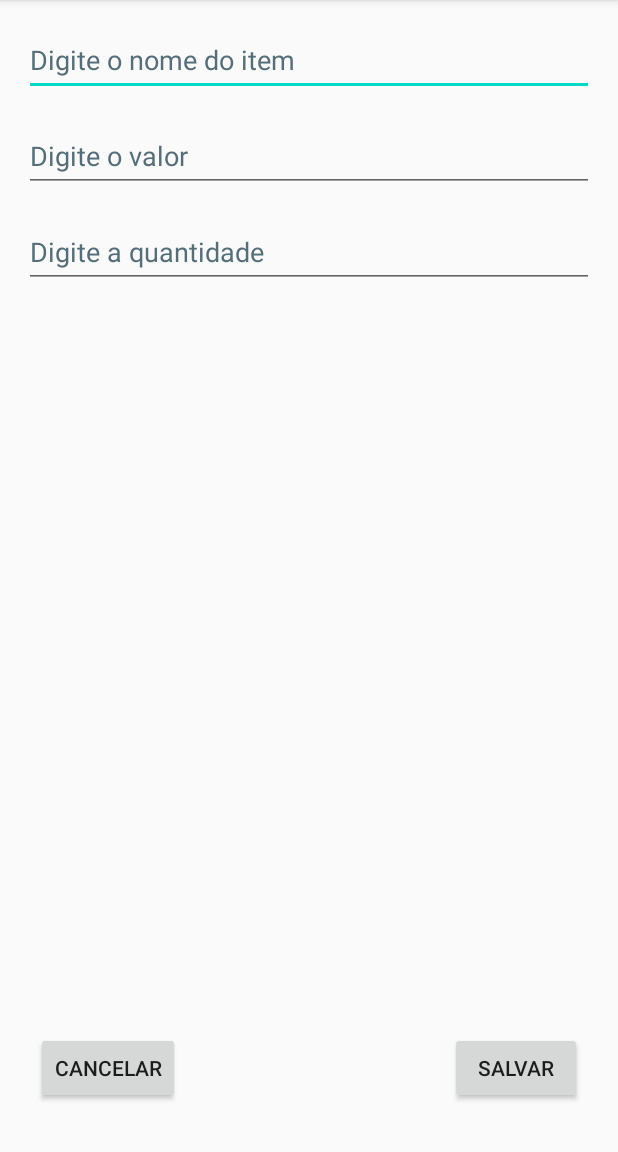
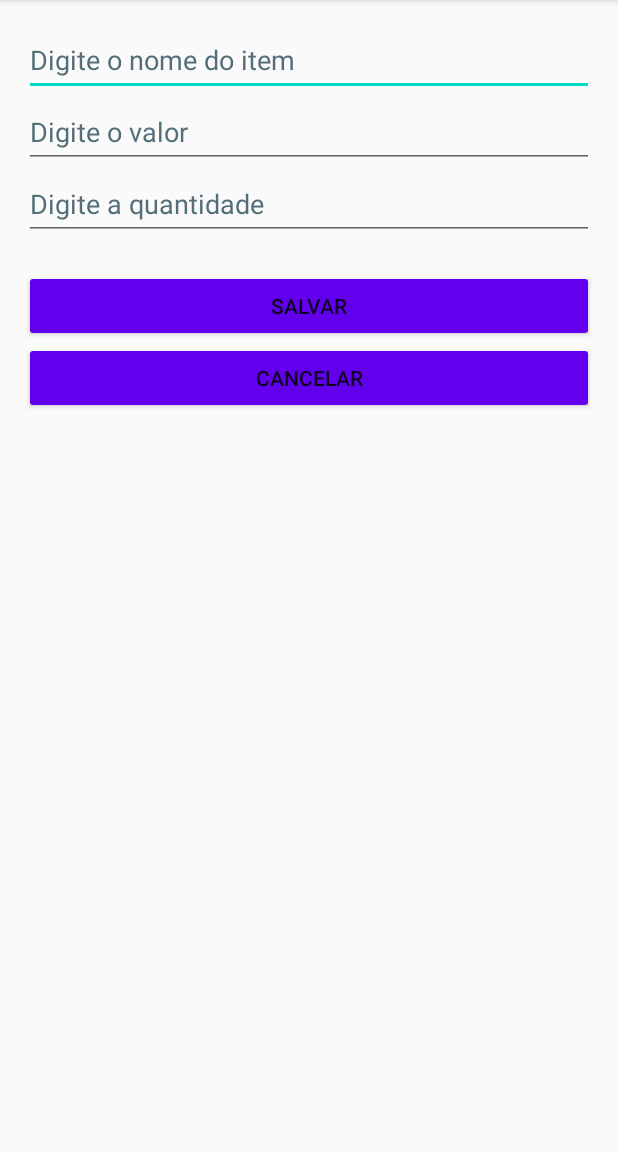
Before and after one commit to luizfelipetorres/kotlin_shopping-list, an Android app: the screen it shows after launch (addItemActivity), after a tap on "Botão para criar um novo item na lista", on a phone screen of 412 x 824 dp, the part 84-1236 px from its top. Run offline under Robolectric (Android 15) with nearby library versions, the phone set to English and light mode, and no system bars.

```diff
--- a/app/src/main/java/com/lftf/simplelist/MainActivity.kt
+++ b/app/src/main/java/com/lftf/simplelist/MainActivity.kt
@@ -16,17 +16,16 @@ class MainActivity : AppCompatActivity() {
         super.onCreate(savedInstanceState)
         setContentView(R.layout.activity_main)
 
-        println("O valor de savedInstanceState é: $savedInstanceState")
+        displayContent()
+
     }
 
     override fun onSaveInstanceState(outState: Bundle) {
 
-        println("O valor de savedInstanceState é: $outState")
         super.onSaveInstanceState(outState)
     }
 
     override fun onRestoreInstanceState(savedInstanceState: Bundle) {
-        println("O valor de savedInstanceState é: $savedInstanceState")
 
         super.onRestoreInstanceState(savedInstanceState)
     }
--- a/app/src/main/res/layout/activity_add_item.xml
+++ b/app/src/main/res/layout/activity_add_item.xml
@@ -4,15 +4,13 @@
     xmlns:tools="http://schemas.android.com/tools"
     android:layout_width="match_parent"
     android:layout_height="match_parent"
+    android:padding="16dp"
     tools:context=".addItem.addItemActivity">
 
     <EditText
         android:id="@+id/field_title"
         android:layout_width="0dp"
         android:layout_height="wrap_content"
-        android:layout_marginStart="16dp"
-        android:layout_marginTop="16dp"
-        android:layout_marginEnd="16dp"
         android:autofillHints=""
         android:ems="10"
         android:hint="@string/title_hint"
@@ -24,12 +22,23 @@
         app:layout_constraintTop_toTopOf="parent" />
 
     <EditText
+        android:id="@+id/field_value"
+        android:layout_width="0dp"
+        android:layout_height="wrap_content"
+        android:autofillHints=""
+        android:ems="10"
+        android:hint="@string/value_hint"
+        android:inputType="numberDecimal"
+        android:minHeight="48dp"
+        android:textColorHint="#546E7A"
+        app:layout_constraintEnd_toEndOf="parent"
+        app:layout_constraintStart_toStartOf="parent"
+        app:layout_constraintTop_toBottomOf="@+id/field_title" />
+
+    <EditText
         android:id="@+id/field_quantity"
         android:layout_width="0dp"
         android:layout_height="wrap_content"
-        android:layout_marginStart="16dp"
-        android:layout_marginTop="16dp"
-        android:layout_marginEnd="16dp"
         android:autofillHints=""
         android:ems="10"
         android:hint="@string/quantity_hint"
@@ -40,48 +49,22 @@
         app:layout_constraintStart_toStartOf="parent"
         app:layout_constraintTop_toBottomOf="@+id/field_value" />
 
-    <EditText
-        android:id="@+id/field_value"
-        android:layout_width="0dp"
+    <Button
+        android:id="@+id/button_save"
+        android:layout_width="match_parent"
         android:layout_height="wrap_content"
-        android:layout_marginStart="16dp"
-        android:layout_marginTop="16dp"
-        android:layout_marginEnd="16dp"
-        android:autofillHints=""
-        android:ems="10"
-        android:hint="@string/value_hint"
-        android:inputType="numberDecimal"
-        android:minHeight="48dp"
-        android:textColorHint="#546E7A"
+        android:layout_marginTop="20dp"
+        android:text="@string/bt_save_text"
         app:layout_constraintEnd_toEndOf="parent"
+        app:layout_constraintTop_toBottomOf="@id/field_quantity" />
+
+    <Button
+        android:id="@+id/button_cancel"
+        android:layout_width="match_parent"
+        android:layout_height="wrap_content"
+        android:text="@string/bt_cancel_text"
         app:layout_constraintStart_toStartOf="parent"
-        app:layout_constraintTop_toBottomOf="@+id/field_title" />
+        app:layout_constraintTop_toBottomOf="@id/button_save" />
 
-    <android.support.constraint.ConstraintLayout
-        android:layout_width="0dp"
-        android:layout_height="wrap_content"
-        android:layout_marginBottom="32dp"
-        app:layout_constraintBottom_toBottomOf="parent"
-        app:layout_constraintEnd_toEndOf="parent"
-        app:layout_constraintHorizontal_bias="0.0"
-        app:layout_constraintStart_toStartOf="parent">
 
-        <Button
-            android:id="@+id/button_cancel"
-            android:layout_width="wrap_content"
-            android:layout_height="wrap_content"
-            android:layout_marginStart="24dp"
-            android:text="@string/bt_cancel_text"
-            app:layout_constraintBottom_toBottomOf="parent"
-            app:layout_constraintStart_toStartOf="parent" />
-
-        <Button
-            android:id="@+id/button_save"
-            android:layout_width="wrap_content"
-            android:layout_height="wrap_content"
-            android:layout_marginEnd="24dp"
-            android:text="@string/bt_save_text"
-            app:layout_constraintBottom_toBottomOf="parent"
-            app:layout_constraintEnd_toEndOf="parent" />
-    </android.support.constraint.ConstraintLayout>
 </android.support.constraint.ConstraintLayout>
--- a/app/src/main/res/values/themes.xml
+++ b/app/src/main/res/values/themes.xml
@@ -1,10 +1,13 @@
 <resources xmlns:tools="http://schemas.android.com/tools">
     <!-- Base application theme. -->
-    <style name="Theme.SimpleList" parent="Theme.AppCompat.Light.DarkActionBar">
+    <style name="Theme.SimpleList" parent="Theme.AppCompat.DayNight.DarkActionBar">
         <!-- Primary brand color. -->
         <item name="colorPrimary">@color/purple_500</item>
         <item name="colorPrimaryDark">@color/purple_700</item>
+        <item name="colorButtonNormal">@color/purple_500</item>
         <item name="colorAccent">@color/teal_200</item>
         <!-- Customize your theme here. -->
+        <item name="colorSecondary">@color/black</item>
+
     </style>
 </resources>
```
Also changed, not shown: app/src/main/res/layout/activity_main.xml (+16 -6 lines), app/src/main/res/layout/item.xml (+9 -16 lines), 1 other file.
